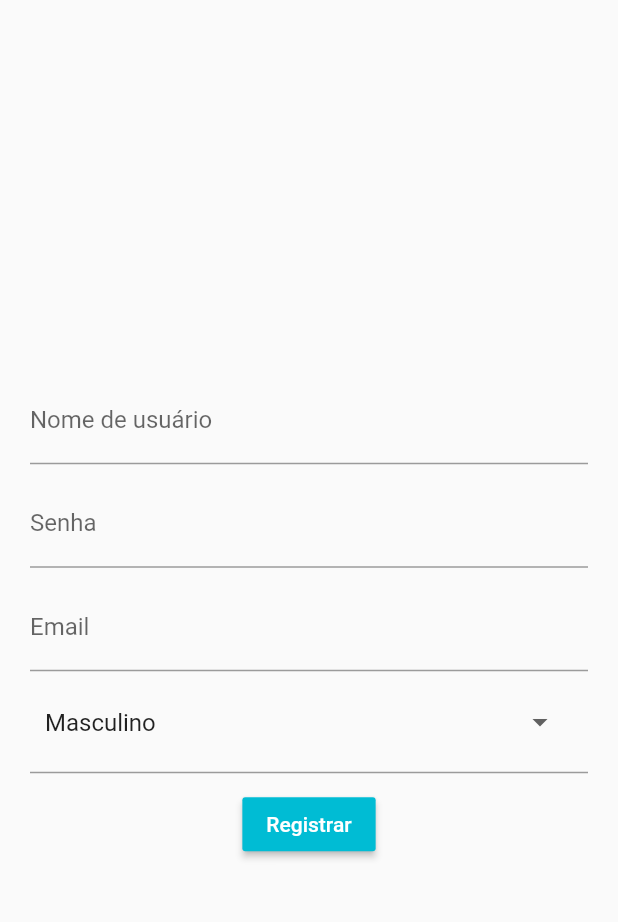
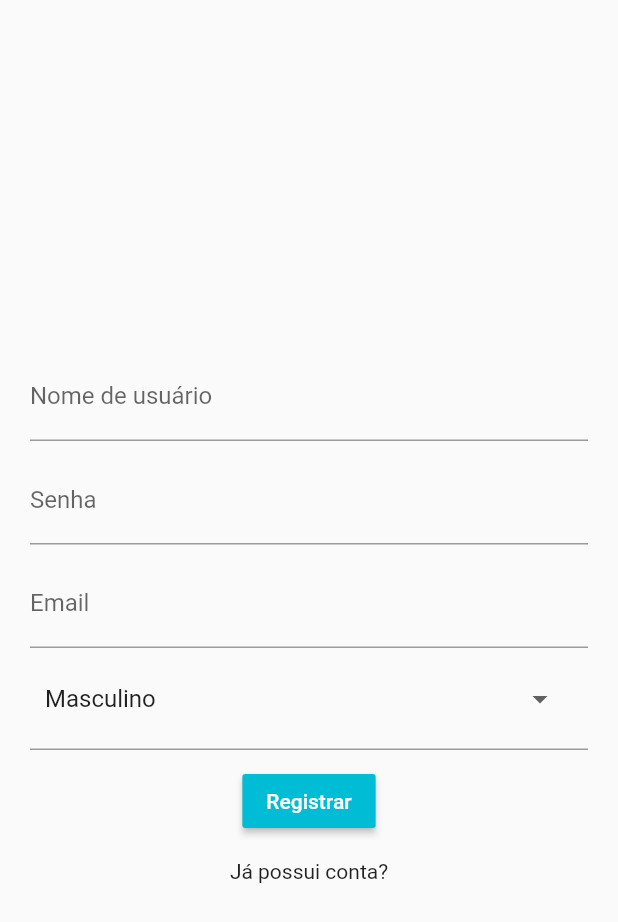
Before and after one commit to lucascicco/FLUTTER-CHAT-APP-SOCKET.IO, a Flutter app: the screen it shows after launch, after a tap on "Cadastrar", on a phone screen of 412 x 824 dp. Shown: the top 922 px of the screen. Run offline on Flutter 3.47's test engine with Material 2 defaults, Android fonts, the phone set to English and light mode, and no system bars; our stand-ins replace file_picker, flutter_mobx, get_it, mobx, photo_view, scrollable_positioned_list and 2 more; network calls fail.

Commit message:
ChangedAppBar Color

```diff
--- a/lib/views/shuffle/shuffle.dart
+++ b/lib/views/shuffle/shuffle.dart
@@ -48,7 +48,8 @@ class _ShuffleViewState extends BaseState<ShuffleView> {
     return Scaffold(
       backgroundColor: Colors.white,
       appBar: AppBar(
-        title: Text('Chat app'),
+        title: Text('TalkyApp'),
+        backgroundColor: Colors.cyan,
         actions: [
           IconButton(
               icon: Icon(Icons.exit_to_app),
--- a/lib/views/signin/signin.dart
+++ b/lib/views/signin/signin.dart
@@ -46,16 +46,11 @@ class SignInView extends StatelessWidget {
           Column(
             mainAxisAlignment: MainAxisAlignment.spaceAround,
             children: [
-              Row(
-                children: [
-                  Expanded(
-                    child: Padding(
-                      padding: const EdgeInsets.symmetric(horizontal: 10),
-                      child: RaisedButton(
+              RaisedButton(
                   color: Colors.blueAccent,
                   child: Text(
                     'Entrar',
-                            style: TextStyle(color: Colors.white, fontSize: 20),
+                    style: TextStyle(color: Colors.white, fontSize: 15),
                   ),
                   onPressed: () {
                     //User Data For Service
@@ -80,28 +75,16 @@ class SignInView extends StatelessWidget {
                       }
                     });
                   }),
-                    ),
-                  )
-                ],
-              ),
-              Row(
-                children: [
-                  Expanded(
-                      child: Padding(
-                    padding: const EdgeInsets.symmetric(horizontal: 10),
-                    child: RaisedButton(
+              RaisedButton(
                   color: Colors.cyan,
                   child: Text(
                     'Cadastrar',
-                          style: TextStyle(color: Colors.white, fontSize: 20),
+                    style: TextStyle(color: Colors.white, fontSize: 15),
                   ),
                   onPressed: () {
-                          Navigator.of(context).push(MaterialPageRoute(
-                              builder: (context) => SignUpView()));
-                        }),
-                  )),
-                ],
-              )
+                    Navigator.of(context).push(
+                        MaterialPageRoute(builder: (context) => SignUpView()));
+                  })
             ],
           )
         ],
--- a/lib/views/signup/signup.dart
+++ b/lib/views/signup/signup.dart
@@ -57,7 +57,14 @@ class _SignUpViewState extends State<SignUpView> {
             padding: const EdgeInsets.only(bottom: 10, right: 20, left: 20),
             child: dropDownMenu(),
           ),
-          validationButton(text: "Registrar")
+          validationButton(text: "Registrar"),
+          SizedBox(height: 15),
+          InkWell(
+            child: Text('Já possui conta?'),
+            onTap: () {
+              Navigator.pop(context);
+            },
+          )
         ],
       ),
     );
```
Lines whose indentation alone changed are shown as unchanged.
